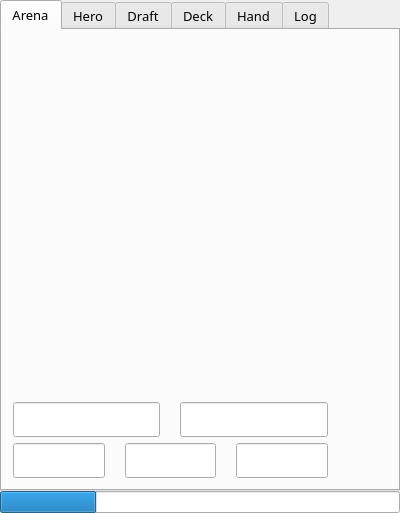
First picture: the form in mainwindow.ui, repository supertriodo/Arena-Tracker, before the edit.
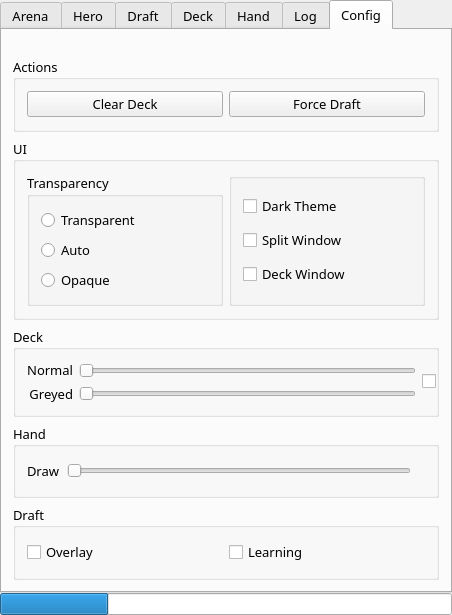
Second picture: the form after the edit. The open tabs and pages were chosen to show the change. Icons and pictures are not drawn.

Commit message: Create new Config tab. Tool button removed.

Diff of the .ui file:
```diff
--- a/mainwindow.ui
+++ b/mainwindow.ui
@@ -6,8 +6,8 @@
    <rect>
     <x>0</x>
     <y>0</y>
-    <width>400</width>
-    <height>513</height>
+    <width>452</width>
+    <height>615</height>
    </rect>
   </property>
   <property name="windowTitle">
@@ -1013,6 +1013,320 @@
           </item>
          </layout>
         </widget>
+        <widget class="QWidget" name="tabConfig">
+         <attribute name="title">
+          <string>Config</string>
+         </attribute>
+         <layout class="QVBoxLayout" name="verticalLayout_2">
+          <property name="topMargin">
+           <number>26</number>
+          </property>
+          <item>
+           <widget class="QGroupBox" name="configBoxActions">
+            <property name="title">
+             <string>Actions</string>
+            </property>
+            <property name="alignment">
+             <set>Qt::AlignLeading|Qt::AlignLeft|Qt::AlignVCenter</set>
+            </property>
+            <layout class="QHBoxLayout" name="horizontalLayout">
+             <item>
+              <widget class="QPushButton" name="configButtonClearDeck">
+               <property name="text">
+                <string>Clear Deck</string>
+               </property>
+              </widget>
+             </item>
+             <item>
+              <widget class="QPushButton" name="configButtonForceDraft">
+               <property name="text">
+                <string>Force Draft</string>
+               </property>
+              </widget>
+             </item>
+            </layout>
+           </widget>
+          </item>
+          <item>
+           <widget class="QGroupBox" name="configBoxUI">
+            <property name="title">
+             <string>UI</string>
+            </property>
+            <property name="alignment">
+             <set>Qt::AlignLeading|Qt::AlignLeft|Qt::AlignVCenter</set>
+            </property>
+            <layout class="QHBoxLayout" name="horizontalLayout_2">
+             <item>
+              <widget class="QGroupBox" name="configBoxTransparency">
+               <property name="title">
+                <string>Transparency</string>
+               </property>
+               <layout class="QVBoxLayout" name="verticalLayout_4">
+                <item>
+                 <widget class="QRadioButton" name="configRadioTransparent">
+                  <property name="toolTip">
+                   <string>Transparent</string>
+                  </property>
+                  <property name="text">
+                   <string>Transparent</string>
+                  </property>
+                 </widget>
+                </item>
+                <item>
+                 <widget class="QRadioButton" name="configRadioAuto">
+                  <property name="toolTip">
+                   <string>Auto: Deck/Hand tabs will be
+transparent during a game</string>
+                  </property>
+                  <property name="text">
+                   <string>Auto</string>
+                  </property>
+                 </widget>
+                </item>
+                <item>
+                 <widget class="QRadioButton" name="configRadioOpaque">
+                  <property name="toolTip">
+                   <string>Opaque</string>
+                  </property>
+                  <property name="text">
+                   <string>Opaque</string>
+                  </property>
+                 </widget>
+                </item>
+               </layout>
+              </widget>
+             </item>
+             <item>
+              <widget class="QGroupBox" name="configBoxUIExtra">
+               <property name="title">
+                <string/>
+               </property>
+               <layout class="QVBoxLayout" name="verticalLayout_7">
+                <item>
+                 <widget class="QCheckBox" name="configCheckDarkTheme">
+                  <property name="toolTip">
+                   <string>Dark Theme</string>
+                  </property>
+                  <property name="text">
+                   <string>Dark Theme</string>
+                  </property>
+                 </widget>
+                </item>
+                <item>
+                 <widget class="QCheckBox" name="configCheckWindowSplit">
+                  <property name="toolTip">
+                   <string>Split Window: When window gets bigger
+it'll split to show several tabs at once</string>
+                  </property>
+                  <property name="text">
+                   <string>Split Window </string>
+                  </property>
+                 </widget>
+                </item>
+                <item>
+                 <widget class="QCheckBox" name="configCheckDeckWindow">
+                  <property name="toolTip">
+                   <string>Deck Window: Separate Deck tab
+in a new window</string>
+                  </property>
+                  <property name="text">
+                   <string>Deck Window</string>
+                  </property>
+                 </widget>
+                </item>
+               </layout>
+              </widget>
+             </item>
+            </layout>
+           </widget>
+          </item>
+          <item>
+           <widget class="QGroupBox" name="configBoxDeck">
+            <property name="title">
+             <string>Deck</string>
+            </property>
+            <property name="alignment">
+             <set>Qt::AlignLeading|Qt::AlignLeft|Qt::AlignVCenter</set>
+            </property>
+            <layout class="QHBoxLayout" name="horizontalLayout_3">
+             <property name="rightMargin">
+              <number>0</number>
+             </property>
+             <item>
+              <layout class="QVBoxLayout" name="configDeckVerticalLayout">
+               <item>
+                <widget class="QLabel" name="configLabelDeckNormal">
+                 <property name="toolTip">
+                  <string>Normal Card Size</string>
+                 </property>
+                 <property name="text">
+                  <string>Normal</string>
+                 </property>
+                 <property name="alignment">
+                  <set>Qt::AlignRight|Qt::AlignTrailing|Qt::AlignVCenter</set>
+                 </property>
+                </widget>
+               </item>
+               <item>
+                <widget class="QLabel" name="configLabelDeckGreyed">
+                 <property name="toolTip">
+                  <string>Greyed Card Size</string>
+                 </property>
+                 <property name="text">
+                  <string>Greyed</string>
+                 </property>
+                 <property name="alignment">
+                  <set>Qt::AlignRight|Qt::AlignTrailing|Qt::AlignVCenter</set>
+                 </property>
+                </widget>
+               </item>
+              </layout>
+             </item>
+             <item>
+              <layout class="QVBoxLayout" name="configDeckVerticalLayout2">
+               <item>
+                <widget class="QSlider" name="configSliderCardSize">
+                 <property name="minimum">
+                  <number>15</number>
+                 </property>
+                 <property name="maximum">
+                  <number>35</number>
+                 </property>
+                 <property name="singleStep">
+                  <number>1</number>
+                 </property>
+                 <property name="pageStep">
+                  <number>1</number>
+                 </property>
+                 <property name="orientation">
+                  <enum>Qt::Horizontal</enum>
+                 </property>
+                 <property name="tickPosition">
+                  <enum>QSlider::NoTicks</enum>
+                 </property>
+                </widget>
+               </item>
+               <item>
+                <widget class="QSlider" name="configSliderGreyedSize">
+                 <property name="minimum">
+                  <number>15</number>
+                 </property>
+                 <property name="maximum">
+                  <number>35</number>
+                 </property>
+                 <property name="singleStep">
+                  <number>1</number>
+                 </property>
+                 <property name="pageStep">
+                  <number>1</number>
+                 </property>
+                 <property name="orientation">
+                  <enum>Qt::Horizontal</enum>
+                 </property>
+                 <property name="tickPosition">
+                  <enum>QSlider::NoTicks</enum>
+                 </property>
+                </widget>
+               </item>
+              </layout>
+             </item>
+             <item>
+              <widget class="QCheckBox" name="configCheckLink">
+               <property name="text">
+                <string/>
+               </property>
+               <property name="iconSize">
+                <size>
+                 <width>11</width>
+                 <height>26</height>
+                </size>
+               </property>
+              </widget>
+             </item>
+            </layout>
+           </widget>
+          </item>
+          <item>
+           <widget class="QGroupBox" name="configBoxHand">
+            <property name="title">
+             <string>Hand</string>
+            </property>
+            <property name="alignment">
+             <set>Qt::AlignLeading|Qt::AlignLeft|Qt::AlignVCenter</set>
+            </property>
+            <layout class="QHBoxLayout" name="horizontalLayout_4">
+             <item>
+              <widget class="QLabel" name="configLabelDrawTime">
+               <property name="toolTip">
+                <string>Draw: Time new cards drawn
+are shown on screen</string>
+               </property>
+               <property name="text">
+                <string>Draw</string>
+               </property>
+              </widget>
+             </item>
+             <item>
+              <widget class="QSlider" name="configSliderDrawTime">
+               <property name="minimum">
+                <number>0</number>
+               </property>
+               <property name="maximum">
+                <number>11</number>
+               </property>
+               <property name="pageStep">
+                <number>1</number>
+               </property>
+               <property name="orientation">
+                <enum>Qt::Horizontal</enum>
+               </property>
+              </widget>
+             </item>
+             <item>
+              <widget class="QLabel" name="configLabelDrawTimeValue">
+               <property name="text">
+                <string/>
+               </property>
+              </widget>
+             </item>
+            </layout>
+           </widget>
+          </item>
+          <item>
+           <widget class="QGroupBox" name="configBoxDraft">
+            <property name="title">
+             <string>Draft</string>
+            </property>
+            <property name="alignment">
+             <set>Qt::AlignLeading|Qt::AlignLeft|Qt::AlignVCenter</set>
+            </property>
+            <layout class="QHBoxLayout" name="horizontalLayout_5">
+             <item>
+              <widget class="QCheckBox" name="configCheckOverlay">
+               <property name="toolTip">
+                <string>Overlay: Show/Hide drafting overlay</string>
+               </property>
+               <property name="text">
+                <string>Overlay</string>
+               </property>
+              </widget>
+             </item>
+             <item>
+              <widget class="QCheckBox" name="configCheckLearning">
+               <property name="toolTip">
+                <string>Learning: This mode will temporarily hide
+card scores during the draft.</string>
+               </property>
+               <property name="text">
+                <string>Learning</string>
+               </property>
+              </widget>
+             </item>
+            </layout>
+           </widget>
+          </item>
+         </layout>
+        </widget>
        </widget>
       </item>
      </layout>
```
Left out of the diff: 88 changed lines with no effect on the pictures. The commit also changes 9 other files.
